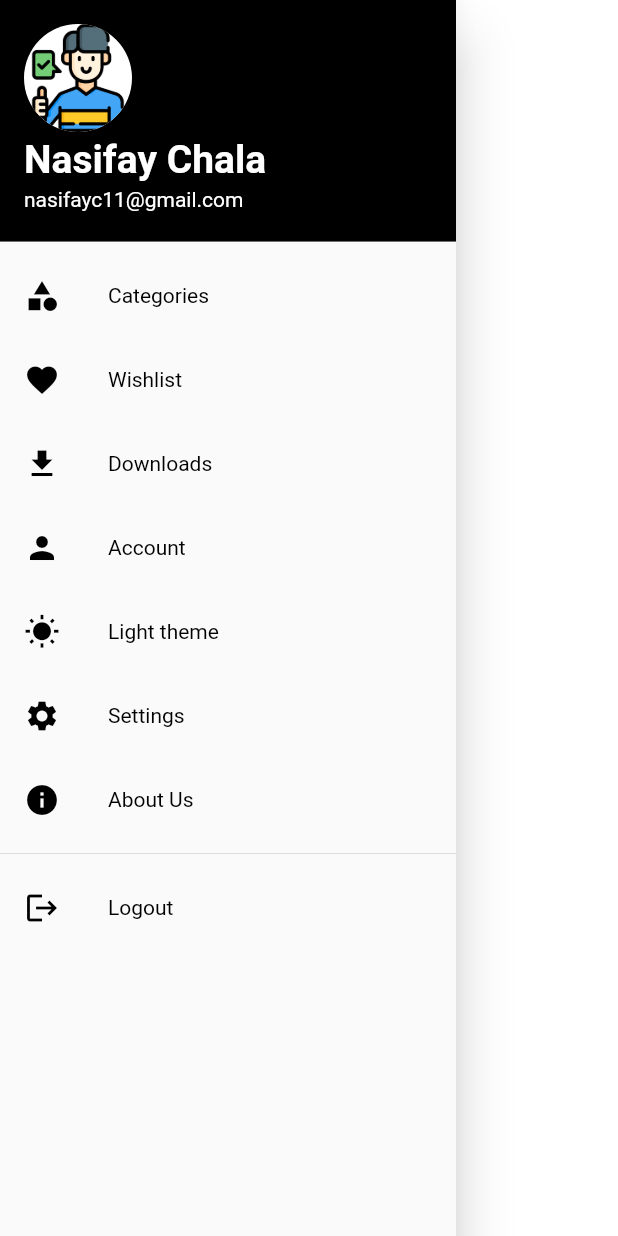
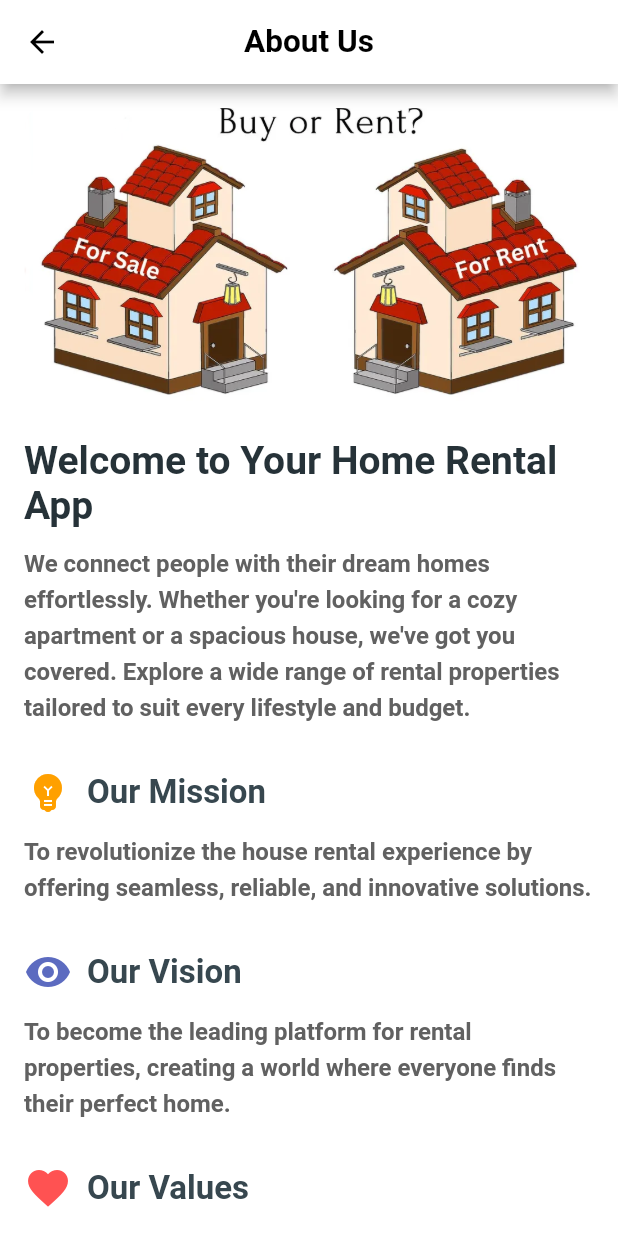
Before and after one commit to nasifayc/HOME_RENTAL_APP, a Flutter app: the LeftNavBar widget shown alone on an empty page, opened directly, after a tap on "About Us", on a phone screen of 412 x 824 dp. Run offline on Flutter 3.47's test engine with Material 3 defaults, Android fonts, the phone set to English and light mode, and no system bars; our stand-ins replace carousel_slider, dartz, equatable, flutter_bloc, image_picker, shared_preferences and 1 more; missing offline and left inert: flutter_number_picker; accounts and stored records are empty; network calls fail.

Commit message:
add: add about us and help screens

```diff
--- a/home_app/lib/main.dart
+++ b/home_app/lib/main.dart
@@ -10,6 +10,8 @@ import 'package:home_app/repositories/house.dart';
 import 'package:home_app/screen/layout/login_page.dart';
 import 'package:home_app/screen/layout/otp_screen.dart';
 import 'package:home_app/screen/layout/sign_up_page.dart';
+import 'package:home_app/screen/main_screens/about.dart';
+import 'package:home_app/screen/main_screens/help_and_support.dart';
 
 void main() {
   runApp(const MyApp());
@@ -36,6 +38,8 @@ class MyApp extends StatelessWidget {
           '/login': (context) => const LoginPage(),
           '/signup': (context) => const SignUpPage(),
           '/otp': (context) => const OtpScreen(),
+          "/help": (context) => const HelpAndSupport(),
+          "/about": (context) => AboutUsPage()
         },
         home: const AppNavigator(),
       ),
--- /dev/null
+++ b/home_app/lib/screen/main_screens/about.dart
@@ -0,0 +1,186 @@
+import 'package:flutter/material.dart';
+
+class AboutUsPage extends StatelessWidget {
+  @override
+  Widget build(BuildContext context) {
+    return Scaffold(
+      appBar: AppBar(
+        title: const Text(
+          "About Us",
+          style: TextStyle(fontWeight: FontWeight.bold),
+        ),
+        centerTitle: true,
+      ),
+      body: SingleChildScrollView(
+        child: Padding(
+          padding: const EdgeInsets.all(16.0),
+          child: Column(
+            crossAxisAlignment: CrossAxisAlignment.start,
+            children: [
+              // Banner Image
+              ClipRRect(
+                borderRadius: BorderRadius.circular(12),
+                child: Image.asset(
+                  'assets/images/rent.png',
+                  fit: BoxFit.cover,
+                  width: double.infinity,
+                  height: 200,
+                ),
+              ),
+              const SizedBox(height: 20),
+              // Introduction Section
+              Text(
+                "Welcome to Your Home Rental App",
+                style: TextStyle(
+                  fontSize: 26,
+                  fontWeight: FontWeight.bold,
+                  color: Colors.blueGrey[900],
+                ),
+              ),
+              const SizedBox(height: 10),
+              Text(
+                "We connect people with their dream homes effortlessly. Whether you're looking for a cozy apartment or a spacious house, we've got you covered. Explore a wide range of rental properties tailored to suit every lifestyle and budget.",
+                style: TextStyle(
+                  fontSize: 16,
+                  color: Colors.grey[700],
+                  height: 1.5,
+                ),
+              ),
+              const SizedBox(height: 30),
+              // Mission Section
+              Row(
+                children: [
+                  Icon(Icons.emoji_objects, color: Colors.amber[700], size: 32),
+                  const SizedBox(width: 10),
+                  Text(
+                    "Our Mission",
+                    style: TextStyle(
+                      fontSize: 22,
+                      fontWeight: FontWeight.bold,
+                      color: Colors.blueGrey[800],
+                    ),
+                  ),
+                ],
+              ),
+              const SizedBox(height: 10),
+              Text(
+                "To revolutionize the house rental experience by offering seamless, reliable, and innovative solutions.",
+                style: TextStyle(
+                  fontSize: 16,
+                  color: Colors.grey[700],
+                  height: 1.5,
+                ),
+              ),
+              const SizedBox(height: 30),
+              // Vision Section
+              Row(
+                children: [
+                  Icon(Icons.visibility, color: Colors.indigo[400], size: 32),
+                  const SizedBox(width: 10),
+                  Text(
+                    "Our Vision",
+                    style: TextStyle(
+                      fontSize: 22,
+                      fontWeight: FontWeight.bold,
+                      color: Colors.blueGrey[800],
+                    ),
+                  ),
+                ],
+              ),
+              const SizedBox(height: 10),
+              Text(
+                "To become the leading platform for rental properties, creating a world where everyone finds their perfect home.",
+                style: TextStyle(
+                  fontSize: 16,
+                  color: Colors.grey[700],
+                  height: 1.5,
+                ),
+              ),
+              const SizedBox(height: 30),
+              // Values Section
+              Row(
+                children: [
+                  Icon(Icons.favorite, color: Colors.redAccent, size: 32),
+                  const SizedBox(width: 10),
+                  Text(
+                    "Our Values",
+                    style: TextStyle(
+                      fontSize: 22,
+                      fontWeight: FontWeight.bold,
+                      color: Colors.blueGrey[800],
+                    ),
+                  ),
+                ],
+              ),
+              const SizedBox(height: 10),
+              Column(
+                crossAxisAlignment: CrossAxisAlignment.start,
+                children: [
+                  ListTile(
+                    leading: Icon(Icons.check, color: Colors.green[600]),
+                    title: Text(
+                      "Customer First",
+                      style: TextStyle(fontSize: 16, color: Colors.grey[700]),
+                    ),
+                  ),
+                  ListTile(
+                    leading: Icon(Icons.check, color: Colors.green[600]),
+                    title: Text(
+                      "Transparency",
+                      style: TextStyle(fontSize: 16, color: Colors.grey[700]),
+                    ),
+                  ),
+                  ListTile(
+                    leading: Icon(Icons.check, color: Colors.green[600]),
+                    title: Text(
+                      "Innovation",
+                      style: TextStyle(fontSize: 16, color: Colors.grey[700]),
+                    ),
+                  ),
+                ],
+              ),
+              const SizedBox(height: 20),
+              // Contact Section
+              Container(
+                padding: const EdgeInsets.all(16),
+                decoration: BoxDecoration(
+                  color: Colors.blueGrey[50],
+                  borderRadius: BorderRadius.circular(12),
+                  border: Border.all(color: Colors.blueGrey[300]!),
+                ),
+                child: Column(
+                  crossAxisAlignment: CrossAxisAlignment.start,
+                  children: [
+                    Text(
+                      "Get in Touch",
+                      style: TextStyle(
+                        fontSize: 20,
+                        fontWeight: FontWeight.bold,
+                        color: Colors.blueGrey[800],
+                      ),
+                    ),
+                    const SizedBox(height: 10),
+                    Text(
+                      "📧 Email: contact@yourapp.com",
+                      style: TextStyle(fontSize: 16, color: Colors.grey[700]),
+                    ),
+                    const SizedBox(height: 5),
+                    Text(
+                      "📞 Phone: +1 234 567 890",
+                      style: TextStyle(fontSize: 16, color: Colors.grey[700]),
+                    ),
+                    const SizedBox(height: 5),
+                    Text(
+                      "📍 Address: 123 Dream Street, Hometown, Country",
+                      style: TextStyle(fontSize: 16, color: Colors.grey[700]),
+                    ),
+                  ],
+                ),
+              ),
+            ],
+          ),
+        ),
+      ),
+    );
+  }
+}
--- a/home_app/lib/screen/main_screens/home_detail.dart
+++ b/home_app/lib/screen/main_screens/home_detail.dart
@@ -23,7 +23,7 @@ class HouseDetailScreen extends StatelessWidget {
         children: [
           // Main image at the top
           Image.network(
-            "http://10.5.193.51:3000/${house.mainImage}",
+            "http://192.168.158.41:3000/${house.mainImage}",
             height: 250,
             width: double.infinity,
             fit: BoxFit.cover,
--- a/home_app/lib/utils/api_url.dart
+++ b/home_app/lib/utils/api_url.dart
@@ -1 +1 @@
-String baserURL = "http://10.5.193.51:3000/api/v1";
+String baserURL = "http://192.168.158.41:3000/api/v1";
--- a/home_app/lib/widget/home/home_card.dart
+++ b/home_app/lib/widget/home/home_card.dart
@@ -45,7 +45,7 @@ class HomeCard extends StatelessWidget {
                 ),
                 image: DecorationImage(
                   image: NetworkImage(
-                      "http://10.5.193.51:3000/${house.mainImage}",
+                      "http://192.168.158.41:3000/${house.mainImage}",
                       scale: 1),
                   fit: BoxFit.cover,
                 ),
--- a/home_app/lib/widget/landing/left_nav_bar.dart
+++ b/home_app/lib/widget/landing/left_nav_bar.dart
@@ -3,11 +3,16 @@ import 'package:flutter_bloc/flutter_bloc.dart';
 import 'package:home_app/core/theme/app_theme.dart';
 import 'package:home_app/cubits/auth.dart';
 import 'package:home_app/screen/layout/sign_up_page.dart';
-import 'package:home_app/screen/onboarding.dart';
-import 'package:home_app/widget/login/login_form.dart';
 
-class LeftNavBar extends StatelessWidget {
+class LeftNavBar extends StatefulWidget {
   const LeftNavBar({super.key});
+
+  @override
+  State<LeftNavBar> createState() => _LeftNavBarState();
+}
+
+class _LeftNavBarState extends State<LeftNavBar> {
+  bool isLightTheme = true;
 
   @override
   Widget build(BuildContext context) {
@@ -35,82 +40,23 @@ class LeftNavBar extends StatelessWidget {
           ),
           ListTile(
             leading: Icon(
-              Icons.category,
-              color: theme.primaryText,
-            ),
-            title: Text(
-              'Categories',
-              style: theme.typography.bodySmall,
-            ),
-            onTap: () {},
-          ),
-          ListTile(
-            leading: Icon(
-              Icons.favorite,
-              color: theme.primaryText,
-            ),
-            title: Text(
-              'Wishlist',
-              style: theme.typography.bodySmall,
-            ),
-            onTap: () {},
-          ),
-          // ListTile(
-          //   leading: Icon(
-          //     Icons.library_books,
-          //     color: theme.primaryText,
-          //   ),
-          //   title: Text(
-          //     'My Library',
-          //     style: theme.typography.bodySmall,
-          //   ),
-          //   onTap: () {
-          //
-          //   },
-          // ),
-          ListTile(
-            leading: Icon(
-              Icons.download,
-              color: theme.primaryText,
-            ),
-            title: Text(
-              'Downloads',
-              style: theme.typography.bodySmall,
-            ),
-            onTap: () {},
-          ),
-          ListTile(
-            leading: Icon(
-              Icons.person,
-              color: theme.primaryText,
-            ),
-            title: Text(
-              'Account',
-              style: theme.typography.bodySmall,
-            ),
-            onTap: () {},
-          ),
-          // ListTile(
-          //   leading: Icon(
-          //     Icons.history,
-          //     color: theme.primaryText,
-          //   ),
-          //   title: Text(
-          //     'Orders',
-          //     style: theme.typography.bodySmall,
-          //   ),
-          //   onTap: () {
-          //
-          //   },
-          // ),
-          ListTile(
-            leading: Icon(
               Icons.wb_sunny,
               color: theme.primaryText,
             ),
             title: Text(
               'Light theme',
               style: theme.typography.bodySmall,
+            ),
+            trailing: Switch(
+              thumbColor: WidgetStatePropertyAll(Colors.grey[200]),
+              trackColor: WidgetStatePropertyAll(Colors.grey[400]),
+              value: isLightTheme, // This should be a boolean state variable
+              onChanged: (bool value) {
+                setState(() {
+                  isLightTheme = value;
+                });
+                // Add additional logic here if needed to change the theme
+              },
             ),
             onTap: () {},
           ),
@@ -127,6 +73,30 @@ class LeftNavBar extends StatelessWidget {
           ),
           ListTile(
             leading: Icon(
+              Icons.help_outline,
+              color: theme.primaryText,
+            ),
+            title: Text(
+              'Help and Support',
+              style: theme.typography.bodySmall,
+            ),
+            onTap: () {
+              Navigator.pushNamed(context, "/help");
+            },
+          ),
+          ListTile(
+            leading: Icon(
+              Icons.description_outlined,
+              color: theme.primaryText,
+            ),
+            title: Text(
+              'Terms and Conditions',
+              style: theme.typography.bodySmall,
+            ),
+            onTap: () {},
+          ),
+          ListTile(
+            leading: Icon(
               Icons.info,
               color: theme.primaryText,
             ),
@@ -134,7 +104,9 @@ class LeftNavBar extends StatelessWidget {
               'About Us',
               style: theme.typography.bodySmall,
             ),
-            onTap: () {},
+            onTap: () {
+              Navigator.pushNamed(context, "/about");
+            },
           ),
           const Divider(),
           ListTile(
@@ -156,6 +128,13 @@ class LeftNavBar extends StatelessWidget {
               );
             },
           ),
+          ListTile(
+            leading: const Icon(Icons.delete, color: Colors.red),
+            title: Text(
+              'Delete Account',
+              style: theme.typography.bodySmall,
+            ),
+          )
         ],
       ),
     );
--- a/home_app/pubspec.yaml
+++ b/home_app/pubspec.yaml
@@ -46,6 +46,7 @@ dependencies:
   image_picker: ^1.1.2
   flutter_number_picker: ^1.0.4
   dio: ^5.7.0
+  mime: ^1.0.0
 
 dev_dependencies:
   flutter_test:
```
Also changed, not shown: home_app/lib/repositories/house.dart (+46 -31 lines), home_app/lib/screen/main_screens/help_and_support.dart (added, +100 -0 lines), home_app/lib/screen/main_screens/post_screen.dart (+19 -17 lines), home_app/assets/images/rent.png (added), home_app/pubspec.lock.
